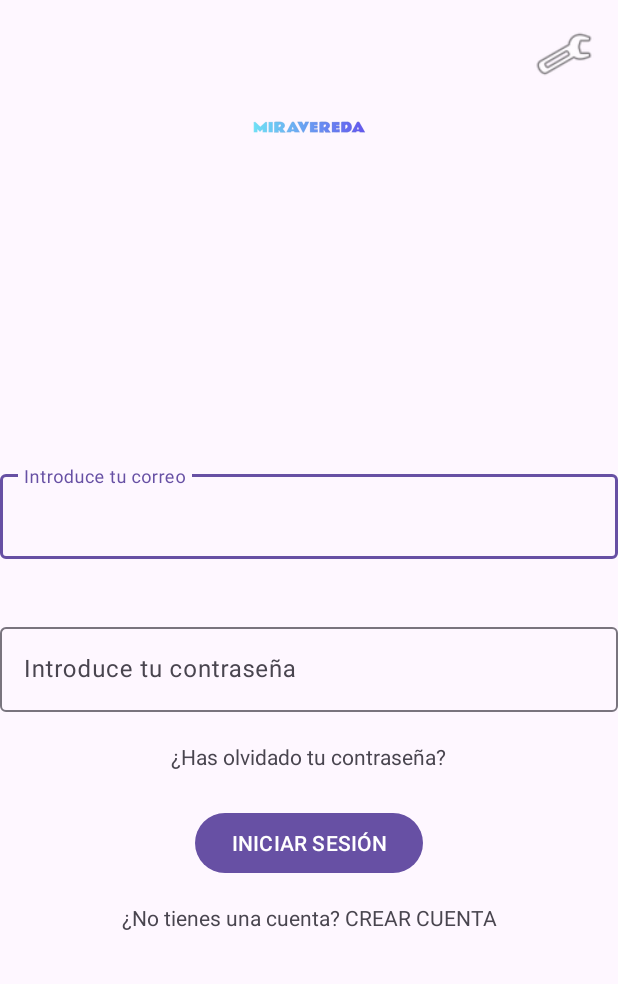
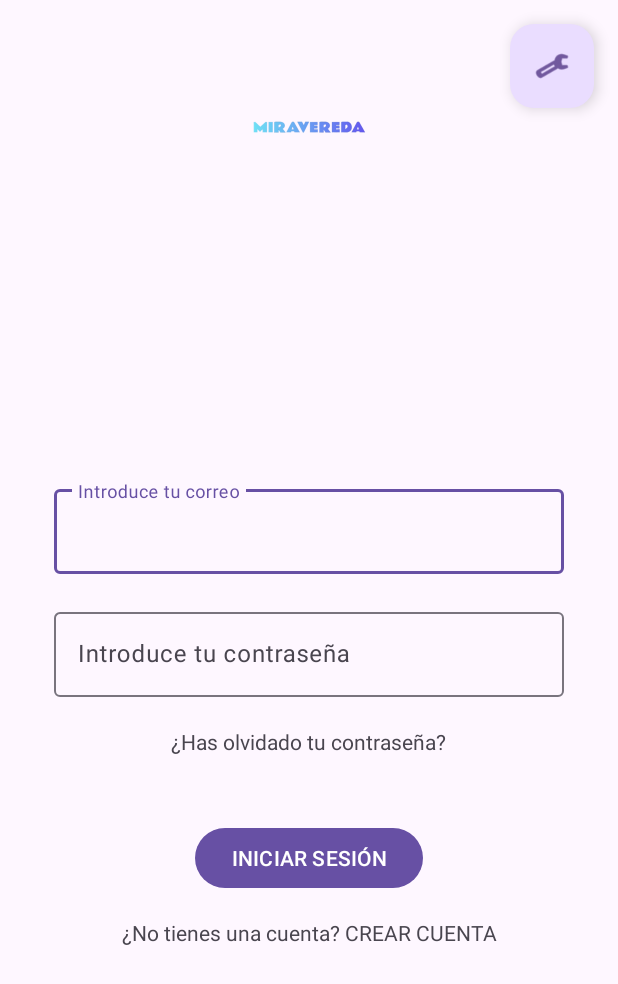
Before and after one commit to Andrii-Lit/Miravereda24-25, an Android app: the screen it shows after launch (MainActivity), on a phone screen of 412 x 824 dp. Shown: the top 984 px of the screen. Run offline under Robolectric (Android 15) with nearby library versions, the phone set to English and light mode, and no system bars.

Commit message:
correcciones y re hecho layout de Main

```diff
--- a/app/src/main/java/es/ieslavereda/miravereda/CatalogoActivity.java
+++ b/app/src/main/java/es/ieslavereda/miravereda/CatalogoActivity.java
@@ -46,7 +46,7 @@ public class CatalogoActivity extends BaseActivity implements View.OnClickListen
         EdgeToEdge.enable(this);
         setContentView(R.layout.catalogo_layout);
 
-        ViewCompat.setOnApplyWindowInsetsListener(findViewById(R.id.tvUsername), (v, insets) -> {
+        ViewCompat.setOnApplyWindowInsetsListener(findViewById(R.id.ConstraintLayout), (v, insets) -> {
             Insets systemBars = insets.getInsets(WindowInsetsCompat.Type.systemBars());
             v.setPadding(systemBars.left, systemBars.top, systemBars.right, systemBars.bottom);
             return insets;
--- a/app/src/main/java/es/ieslavereda/miravereda/MainActivity.java
+++ b/app/src/main/java/es/ieslavereda/miravereda/MainActivity.java
@@ -11,6 +11,7 @@ import android.widget.Toast;
 
 import androidx.activity.EdgeToEdge;
 
+import com.google.android.material.floatingactionbutton.FloatingActionButton;
 import com.google.android.material.textfield.TextInputEditText;
 
 import es.ieslavereda.miravereda.Base.BaseActivity;
@@ -22,7 +23,7 @@ public class MainActivity extends BaseActivity {
     private TextInputEditText username;
     private TextInputEditText password;
     private Button btIniciarSesion;
-    private ImageView ivPreference;
+    private FloatingActionButton fabPreference;
     private TextView tvCrearCuenta, tvContrasenya;
 
     @Override
@@ -37,7 +38,7 @@ public class MainActivity extends BaseActivity {
         username = findViewById(R.id.username);
         password = findViewById(R.id.password);
         btIniciarSesion = findViewById(R.id.btIniciarSesion);
-        ivPreference = findViewById(R.id.ivPreference);
+        fabPreference = findViewById(R.id.fabPreference);
         tvCrearCuenta = findViewById(R.id.tvCrearCuenta);
         tvContrasenya = findViewById(R.id.tvContrasenya);
 
@@ -47,7 +48,7 @@ public class MainActivity extends BaseActivity {
         });
         btIniciarSesion.setOnClickListener(v -> login());
 
-        ivPreference.setOnClickListener(v -> {
+        fabPreference.setOnClickListener(v -> {
             startActivity(new Intent(this, PreferenciasActivity.class));
         });
 
--- a/app/src/main/java/es/ieslavereda/miravereda/PreferenciasActivity.java
+++ b/app/src/main/java/es/ieslavereda/miravereda/PreferenciasActivity.java
@@ -56,7 +56,7 @@ public class   PreferenciasActivity extends BaseActivity implements AdapterView.
         super.onCreate(savedInstanceState);
         EdgeToEdge.enable(this);
         setContentView(R.layout.activity_preferencias);
-        ViewCompat.setOnApplyWindowInsetsListener(findViewById(R.id.tvUsername), (v, insets) -> {
+        ViewCompat.setOnApplyWindowInsetsListener(findViewById(R.id.ConstraintLayout), (v, insets) -> {
             Insets systemBars = insets.getInsets(WindowInsetsCompat.Type.systemBars());
             v.setPadding(systemBars.left, systemBars.top, systemBars.right, systemBars.bottom);
             return insets;
--- a/app/src/main/res/layout-land/activity_main.xml
+++ b/app/src/main/res/layout-land/activity_main.xml
@@ -2,77 +2,121 @@
 <androidx.constraintlayout.widget.ConstraintLayout xmlns:android="http://schemas.android.com/apk/res/android"
     xmlns:app="http://schemas.android.com/apk/res-auto"
     xmlns:tools="http://schemas.android.com/tools"
-    android:id="@+id/tvUsername"
+    android:id="@+id/ConstraintLayout"
     android:layout_width="match_parent"
     android:layout_height="match_parent"
     tools:context=".MainActivity">
 
-    <ImageView
-        android:id="@+id/ivPreference"
-        android:layout_width="40dp"
-        android:layout_height="40dp"
-        android:layout_marginTop="10dp"
-        android:layout_marginEnd="24dp"
+    <LinearLayout
+        android:id="@+id/linearLayout2"
+        android:layout_width="0dp"
+        android:layout_height="wrap_content"
+        android:layout_marginStart="32dp"
+        android:layout_marginEnd="32dp"
+        android:gravity="center"
+        android:orientation="vertical"
+        android:padding="20dp"
+        app:layout_constraintBottom_toBottomOf="parent"
         app:layout_constraintEnd_toEndOf="parent"
-        app:layout_constraintTop_toTopOf="parent"
-        app:srcCompat="@android:drawable/ic_menu_preferences" />
+        app:layout_constraintStart_toStartOf="parent"
+        app:layout_constraintTop_toTopOf="parent">
+
+        <LinearLayout
+            android:layout_width="match_parent"
+            android:layout_height="match_parent"
+            android:layout_weight="1"
+            android:orientation="horizontal">
+
+            <com.google.android.material.textfield.TextInputLayout
+                android:id="@+id/usertxInput"
+                android:layout_width="match_parent"
+                android:layout_height="wrap_content"
+                android:layout_marginRight="10dp"
+                android:layout_weight="1"
+                android:textAlignment="viewStart">
 
                 <com.google.android.material.textfield.TextInputEditText
                     android:id="@+id/username"
-        android:layout_width="wrap_content"
+                    android:layout_width="match_parent"
                     android:layout_height="wrap_content"
-        android:layout_marginStart="32dp"
-        android:layout_marginTop="128dp"
+                    android:layout_weight="1"
                     android:hint="@string/loginPlaceHolderCliente"
-        app:layout_constraintEnd_toStartOf="@+id/password"
-        app:layout_constraintStart_toStartOf="parent"
-        app:layout_constraintTop_toTopOf="parent" />
+                    android:textAlignment="viewStart" />
+            </com.google.android.material.textfield.TextInputLayout>
+
+            <com.google.android.material.textfield.TextInputLayout
+                android:id="@+id/passtxInput"
+                android:layout_width="match_parent"
+                android:layout_height="match_parent"
+                android:layout_weight="1">
 
                 <com.google.android.material.textfield.TextInputEditText
                     android:id="@+id/password"
-        android:layout_width="wrap_content"
+                    android:layout_width="match_parent"
                     android:layout_height="wrap_content"
-        android:layout_marginTop="128dp"
-        android:layout_marginEnd="32dp"
+                    android:layout_marginTop="40dp"
                     android:layout_weight="1"
                     android:hint="@string/loginPlaceHolderContrasena"
                     android:inputType="textPassword"
-        app:layout_constraintEnd_toEndOf="parent"
-        app:layout_constraintStart_toEndOf="@+id/username"
-        app:layout_constraintTop_toTopOf="parent" />
+                    android:textAlignment="viewStart" />
+            </com.google.android.material.textfield.TextInputLayout>
+        </LinearLayout>
 
         <TextView
             android:id="@+id/tvContrasenya"
             android:layout_width="wrap_content"
             android:layout_height="wrap_content"
-        android:layout_marginTop="32dp"
+            android:layout_marginTop="20dp"
+            android:clickable="true"
+            android:gravity="center"
             android:text="@string/loginTextOlvidadoContra"
+            android:textAlignment="center" />
+
+
+    </LinearLayout>
+
+    <Button
+        android:id="@+id/btIniciarSesion"
+        android:layout_width="wrap_content"
+        android:layout_height="wrap_content"
+        android:layout_marginTop="16dp"
+        android:text="@string/loginTextIniciarSesion"
         android:textAlignment="center"
-        app:layout_constraintEnd_toEndOf="@+id/password"
-        app:layout_constraintStart_toStartOf="@+id/password"
-        app:layout_constraintTop_toBottomOf="@+id/password" />
+        app:layout_constraintEnd_toEndOf="parent"
+        app:layout_constraintStart_toStartOf="parent"
+        app:layout_constraintTop_toBottomOf="@+id/linearLayout2" />
 
     <TextView
         android:id="@+id/tvCrearCuenta"
         android:layout_width="wrap_content"
         android:layout_height="wrap_content"
-        android:layout_marginTop="32dp"
+        android:layout_marginTop="16dp"
         android:text="@string/loginTextCrearCuenta"
         android:textAlignment="center"
-        app:layout_constraintEnd_toEndOf="@+id/username"
-        app:layout_constraintStart_toStartOf="@+id/username"
-        app:layout_constraintTop_toBottomOf="@+id/username" />
+        app:layout_constraintEnd_toEndOf="parent"
+        app:layout_constraintStart_toStartOf="parent"
+        app:layout_constraintTop_toBottomOf="@+id/btIniciarSesion" />
 
-    <Button
-        android:id="@+id/btIniciarSesion"
+    <ImageView
+        android:id="@+id/imageView2"
         android:layout_width="wrap_content"
         android:layout_height="wrap_content"
-        android:layout_marginTop="32dp"
-        android:layout_weight="1"
-        android:text="@string/loginTextIniciarSesion"
+        android:layout_marginTop="16dp"
         app:layout_constraintEnd_toEndOf="parent"
         app:layout_constraintHorizontal_bias="0.5"
         app:layout_constraintStart_toStartOf="parent"
-        app:layout_constraintTop_toBottomOf="@+id/tvContrasenya" />
+        app:layout_constraintTop_toTopOf="parent"
+        app:srcCompat="@mipmap/logo_miravereda_foreground" />
+
+    <com.google.android.material.floatingactionbutton.FloatingActionButton
+        android:id="@+id/fabPreference"
+        android:layout_width="wrap_content"
+        android:layout_height="wrap_content"
+        android:layout_marginTop="16dp"
+        android:layout_marginEnd="16dp"
+        android:clickable="true"
+        app:layout_constraintEnd_toEndOf="parent"
+        app:layout_constraintTop_toTopOf="parent"
+        app:srcCompat="@android:drawable/ic_menu_manage" />
 
 </androidx.constraintlayout.widget.ConstraintLayout>
--- a/app/src/main/res/layout-land/activity_preferencias.xml
+++ b/app/src/main/res/layout-land/activity_preferencias.xml
@@ -2,7 +2,7 @@
 <androidx.constraintlayout.widget.ConstraintLayout xmlns:android="http://schemas.android.com/apk/res/android"
     xmlns:app="http://schemas.android.com/apk/res-auto"
     xmlns:tools="http://schemas.android.com/tools"
-    android:id="@+id/tvUsername"
+    android:id="@+id/ConstraintLayout"
     android:layout_width="match_parent"
     android:layout_height="match_parent"
     tools:context=".MainActivity"
--- a/app/src/main/res/layout-land/catalogo_layout.xml
+++ b/app/src/main/res/layout-land/catalogo_layout.xml
@@ -2,7 +2,7 @@
 <androidx.constraintlayout.widget.ConstraintLayout xmlns:android="http://schemas.android.com/apk/res/android"
     xmlns:app="http://schemas.android.com/apk/res-auto"
     xmlns:tools="http://schemas.android.com/tools"
-    android:id="@+id/tvUsername"
+    android:id="@+id/ConstraintLayout"
     android:layout_width="match_parent"
     android:layout_height="match_parent"
     tools:context=".MainActivity">
--- a/app/src/main/res/layout/activity_main.xml
+++ b/app/src/main/res/layout/activity_main.xml
@@ -2,27 +2,20 @@
 <androidx.constraintlayout.widget.ConstraintLayout xmlns:android="http://schemas.android.com/apk/res/android"
     xmlns:app="http://schemas.android.com/apk/res-auto"
     xmlns:tools="http://schemas.android.com/tools"
-    android:id="@+id/tvUsername"
+    android:id="@+id/ConstraintLayout"
     android:layout_width="match_parent"
     android:layout_height="match_parent"
     tools:context=".MainActivity">
 
-    <ImageView
-        android:id="@+id/ivPreference"
-        android:layout_width="40dp"
-        android:layout_height="40dp"
-        android:layout_marginTop="16dp"
-        android:layout_marginEnd="16dp"
-        app:layout_constraintEnd_toEndOf="parent"
-        app:layout_constraintTop_toTopOf="parent"
-        app:srcCompat="@android:drawable/ic_menu_preferences" />
-
     <LinearLayout
         android:id="@+id/linearLayout2"
-        android:layout_width="match_parent"
+        android:layout_width="0dp"
         android:layout_height="wrap_content"
+        android:layout_marginStart="16dp"
+        android:layout_marginEnd="16dp"
         android:gravity="center"
         android:orientation="vertical"
+        android:padding="20dp"
         app:layout_constraintBottom_toBottomOf="parent"
         app:layout_constraintEnd_toEndOf="parent"
         app:layout_constraintStart_toStartOf="parent"
@@ -31,15 +24,16 @@
         <com.google.android.material.textfield.TextInputLayout
             android:id="@+id/usertxInput"
             android:layout_width="match_parent"
-            android:layout_height="match_parent"
+            android:layout_height="wrap_content"
+            android:layout_marginBottom="20dp"
+            android:layout_weight="1"
             android:textAlignment="viewStart">
 
             <com.google.android.material.textfield.TextInputEditText
                 android:id="@+id/username"
                 android:layout_width="match_parent"
                 android:layout_height="wrap_content"
-                android:layout_marginTop="40dp"
-                android:layout_marginBottom="40dp"
+                android:layout_weight="1"
                 android:hint="@string/loginPlaceHolderCliente"
                 android:textAlignment="viewStart" />
         </com.google.android.material.textfield.TextInputLayout>
@@ -47,13 +41,15 @@
         <com.google.android.material.textfield.TextInputLayout
             android:id="@+id/passtxInput"
             android:layout_width="match_parent"
-            android:layout_height="match_parent">
+            android:layout_height="match_parent"
+            android:layout_weight="1">
 
             <com.google.android.material.textfield.TextInputEditText
                 android:id="@+id/password"
                 android:layout_width="match_parent"
                 android:layout_height="wrap_content"
                 android:layout_marginTop="40dp"
+                android:layout_weight="1"
                 android:hint="@string/loginPlaceHolderContrasena"
                 android:inputType="textPassword"
                 android:textAlignment="viewStart" />
@@ -105,4 +101,15 @@
         app:layout_constraintTop_toTopOf="parent"
         app:srcCompat="@mipmap/logo_miravereda_foreground" />
 
+    <com.google.android.material.floatingactionbutton.FloatingActionButton
+        android:id="@+id/fabPreference"
+        android:layout_width="wrap_content"
+        android:layout_height="wrap_content"
+        android:layout_marginTop="16dp"
+        android:layout_marginEnd="16dp"
+        android:clickable="true"
+        app:layout_constraintEnd_toEndOf="parent"
+        app:layout_constraintTop_toTopOf="parent"
+        app:srcCompat="@android:drawable/ic_menu_manage" />
+
 </androidx.constraintlayout.widget.ConstraintLayout>
--- a/app/src/main/res/layout/activity_preferencias.xml
+++ b/app/src/main/res/layout/activity_preferencias.xml
@@ -2,7 +2,7 @@
 <androidx.constraintlayout.widget.ConstraintLayout xmlns:android="http://schemas.android.com/apk/res/android"
     xmlns:app="http://schemas.android.com/apk/res-auto"
     xmlns:tools="http://schemas.android.com/tools"
-    android:id="@+id/tvUsername"
+    android:id="@+id/ConstraintLayout"
     android:layout_width="match_parent"
     android:layout_height="match_parent"
     tools:context=".MainActivity"
--- a/app/src/main/res/layout/catalogo_layout.xml
+++ b/app/src/main/res/layout/catalogo_layout.xml
@@ -2,7 +2,7 @@
 <androidx.constraintlayout.widget.ConstraintLayout xmlns:android="http://schemas.android.com/apk/res/android"
     xmlns:app="http://schemas.android.com/apk/res-auto"
     xmlns:tools="http://schemas.android.com/tools"
-    android:id="@+id/tvUsername"
+    android:id="@+id/ConstraintLayout"
     android:layout_width="match_parent"
     android:layout_height="match_parent"
     tools:context=".MainActivity">
```
Also changed, not shown: 2 other files. Lines whose indentation alone changed are shown as unchanged.
